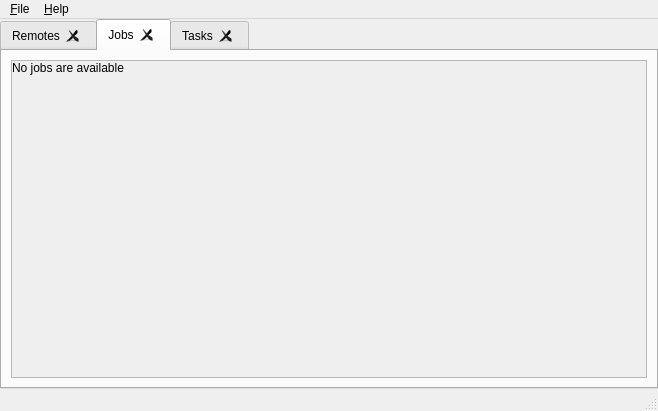
Before: the Qt Designer form src/main_window.ui in SysAdminDoc/RcloneBrowserNG, drawn with Qt 5.
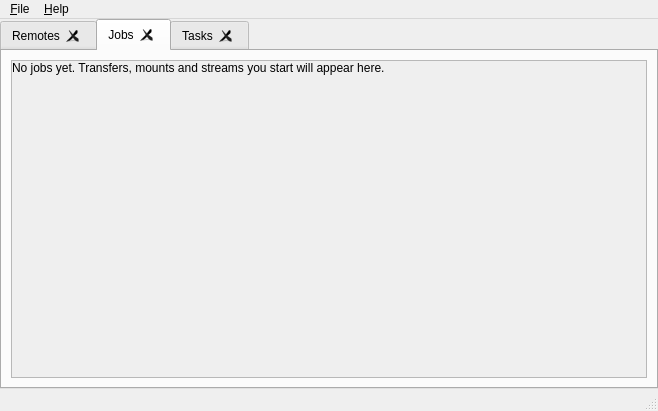
After: the same form once the commit is applied. The open tabs and pages were chosen to show the change.

Commit message:
feat(app): NG rebrand, safer config/update flows, UI polish
Rebrand About box, update check and release links to RcloneBrowserNG.
Bound the GitHub update check with a 10s timeout so it can't hang the UI.
Keep the app open when the encrypted-config password prompt is cancelled.
Use a unique per-user temp file for macOS rclone-config launch instead of a
predictable world-readable /tmp path. Add a delete-task confirmation. Make
icon-size/proxy options proper radio groups (persist QRadioButton state) and
factor the dark theme into one palette-aware helper.

```diff
--- a/src/main_window.ui
+++ b/src/main_window.ui
@@ -145,7 +145,7 @@
               <item>
                <widget class="QLabel" name="noJobsAvailable">
                 <property name="text">
-                 <string>No jobs are available</string>
+                 <string>No jobs yet. Transfers, mounts and streams you start will appear here.</string>
                 </property>
                </widget>
               </item>
```
The commit also changes 5 other files.
